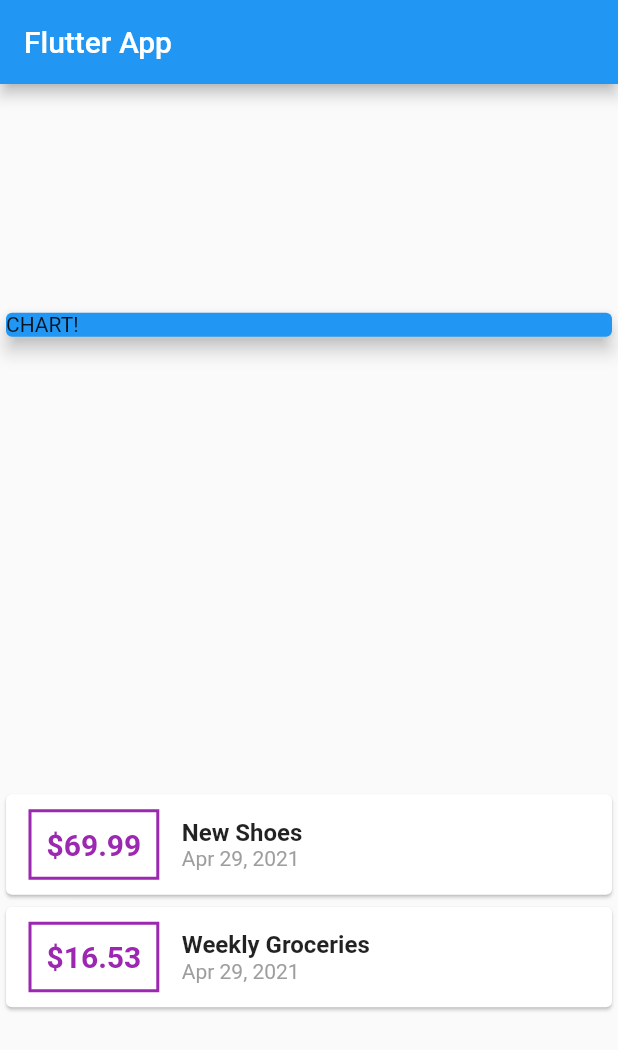
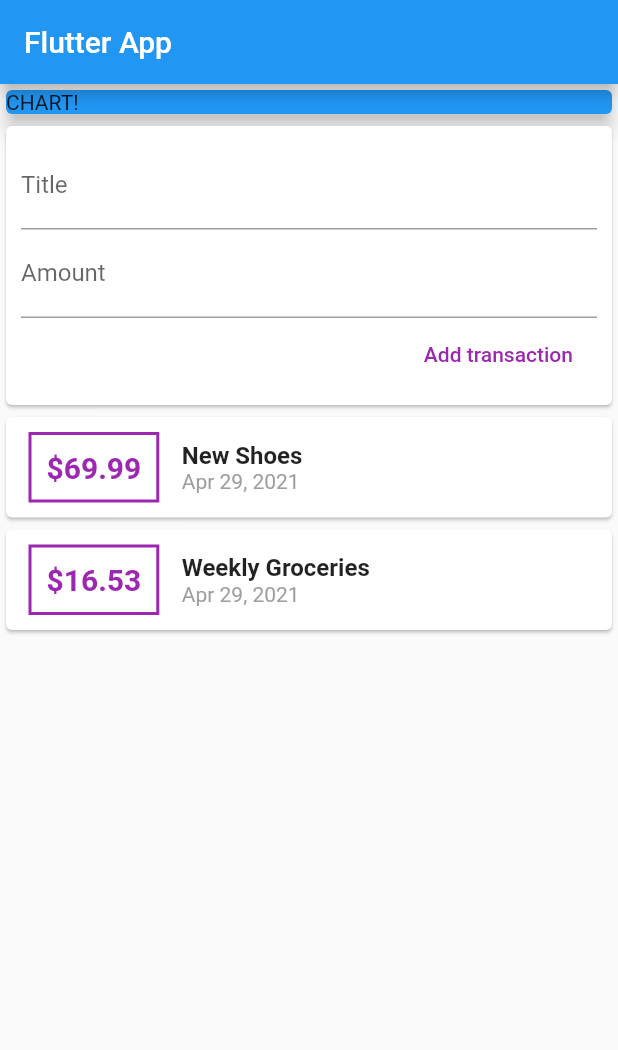
Before and after one commit to xFlappy/expenses_app, a Flutter app: the screen it shows after launch, on a phone screen of 412 x 824 dp. Shown: the top 1050 px of the screen. Run offline on Flutter 3.47's test engine with Material 2 defaults, Android fonts, the phone set to English and light mode, and no system bars.

Commit message:
Transactions and order
Fatto ordine con i file e fatto in modo che si possono aggiungere le transazioni

```diff
--- a/lib/main.dart
+++ b/lib/main.dart
@@ -1,7 +1,7 @@
+import 'package:expenses_app/widgets/new_transaction.dart';
+import 'package:expenses_app/widgets/transaction_list.dart';
+import 'package:expenses_app/widgets/user_transactions.dart';
 import 'package:flutter/material.dart';
-import 'package:intl/intl.dart';
-
-import './transaction.dart';
 
 void main() => runApp(MyApp());
 
@@ -16,20 +16,10 @@ class MyApp extends StatelessWidget {
 }
 
 class MyHomePage extends StatelessWidget {
-  final List<Transaction> transactions = [
-    Transaction(
-      id: "t1",
-      title: "New Shoes",
-      amount: 69.99,
-      date: DateTime.now(),
-    ),
-    Transaction(
-      id: "t2",
-      title: "Weekly Groceries",
-      amount: 16.53,
-      date: DateTime.now(),
-    ),
-  ];
+  //String titleInput;
+  //String amountInput;
+  final titleController = TextEditingController();
+  final amountController = TextEditingController();
 
   @override
   Widget build(BuildContext context) {
@@ -38,7 +28,7 @@ class MyHomePage extends StatelessWidget {
         title: Text('Flutter App'),
       ),
       body: Column(
-        mainAxisAlignment: MainAxisAlignment.spaceAround,
+        // mainAxisAlignment: MainAxisAlignment.start,
         crossAxisAlignment: CrossAxisAlignment.stretch,
         children: <Widget>[
           Container(
@@ -49,55 +39,7 @@ class MyHomePage extends StatelessWidget {
               elevation: 5,
             ),
           ),
-          Column(
-            children: transactions.map((tx) {
-              return Card(
-                child: Row(
-                  children: <Widget>[
-                    Container(
-                      margin: EdgeInsets.symmetric(
-                        vertical: 10,
-                        horizontal: 15,
-                      ),
-                      decoration: BoxDecoration(
-                        border: Border.all(
-                          color: Colors.purple,
-                          width: 2,
-                        ),
-                      ),
-                      padding: EdgeInsets.all(10),
-                      child: Text(
-                        "\$${tx.amount}",
-                        style: TextStyle(
-                          fontWeight: FontWeight.bold,
-                          fontSize: 20,
-                          color: Colors.purple,
-                        ),
-                      ),
-                    ),
-                    Column(
-                      crossAxisAlignment: CrossAxisAlignment.start,
-                      children: <Widget>[
-                        Text(
-                          tx.title,
-                          style: TextStyle(
-                            fontSize: 16,
-                            fontWeight: FontWeight.bold,
-                          ),
-                        ),
-                        Text(
-                          DateFormat.yMMMd().format(tx.date),
-                          style: TextStyle(
-                            color: Colors.grey,
-                          ),
-                        ),
-                      ],
-                    ),
-                  ],
-                ),
-              );
-            }).toList(),
-          ),
+          UserTransactions(),
         ],
       ),
     );
--- /dev/null
+++ b/lib/widgets/new_transaction.dart
@@ -0,0 +1,45 @@
+import 'package:flutter/material.dart';
+
+class NewTransaction extends StatelessWidget {
+  final titleController = TextEditingController();
+  final amountController = TextEditingController();
+  final Function addTx;
+
+  NewTransaction(this.addTx);
+
+  @override
+  Widget build(BuildContext context) {
+    return Card(
+      child: Container(
+        padding: EdgeInsets.all(10),
+        child: Column(
+          crossAxisAlignment: CrossAxisAlignment.end,
+          children: <Widget>[
+            TextField(
+              decoration: InputDecoration(labelText: "Title"),
+              controller: titleController,
+              //onChanged: (value) {
+              //  titleInput = value;
+              //},
+            ),
+            TextField(
+              decoration: InputDecoration(labelText: "Amount"),
+              controller: amountController,
+              //onChanged: (val) => amountInput = val,
+            ),
+            FlatButton(
+              onPressed: () {
+                addTx(
+                  titleController.text,
+                  double.parse(amountController.text),
+                );
+              },
+              child: Text("Add transaction"),
+              textColor: Colors.purple,
+            )
+          ],
+        ),
+      ),
+    );
+  }
+}
--- /dev/null
+++ b/lib/widgets/transaction_list.dart
@@ -0,0 +1,63 @@
+import 'package:flutter/material.dart';
+import 'package:intl/intl.dart';
+
+import '../models/transaction.dart';
+
+class TransactionList extends StatelessWidget {
+  final List<Transaction> transactions;
+
+  TransactionList(this.transactions);
+
+  @override
+  Widget build(BuildContext context) {
+    return Column(
+      children: transactions.map((tx) {
+        return Card(
+          child: Row(
+            children: <Widget>[
+              Container(
+                margin: EdgeInsets.symmetric(
+                  vertical: 10,
+                  horizontal: 15,
+                ),
+                decoration: BoxDecoration(
+                  border: Border.all(
+                    color: Colors.purple,
+                    width: 2,
+                  ),
+                ),
+                padding: EdgeInsets.all(10),
+                child: Text(
+                  "\$${tx.amount}",
+                  style: TextStyle(
+                    fontWeight: FontWeight.bold,
+                    fontSize: 20,
+                    color: Colors.purple,
+                  ),
+                ),
+              ),
+              Column(
+                crossAxisAlignment: CrossAxisAlignment.start,
+                children: <Widget>[
+                  Text(
+                    tx.title,
+                    style: TextStyle(
+                      fontSize: 16,
+                      fontWeight: FontWeight.bold,
+                    ),
+                  ),
+                  Text(
+                    DateFormat.yMMMd().format(tx.date),
+                    style: TextStyle(
+                      color: Colors.grey,
+                    ),
+                  ),
+                ],
+              ),
+            ],
+          ),
+        );
+      }).toList(),
+    );
+  }
+}
--- /dev/null
+++ b/lib/widgets/user_transactions.dart
@@ -0,0 +1,50 @@
+import 'package:flutter/material.dart';
+
+import './new_transaction.dart';
+import './transaction_list.dart';
+import '../models/transaction.dart';
+
+class UserTransactions extends StatefulWidget {
+  @override
+  _UserTransactionsState createState() => _UserTransactionsState();
+}
+
+class _UserTransactionsState extends State<UserTransactions> {
+  final List<Transaction> _userTransactions = [
+    Transaction(
+      id: "t1",
+      title: "New Shoes",
+      amount: 69.99,
+      date: DateTime.now(),
+    ),
+    Transaction(
+      id: "t2",
+      title: "Weekly Groceries",
+      amount: 16.53,
+      date: DateTime.now(),
+    ),
+  ];
+
+  void _addNewTransaction(String txTitle, double txAmount) {
+    final newTx = Transaction(
+      id: DateTime.now().toString(),
+      title: txTitle,
+      amount: txAmount,
+      date: DateTime.now(),
+    );
+
+    setState(() {
+      _userTransactions.add(newTx);
+    });
+  }
+
+  @override
+  Widget build(BuildContext context) {
+    return Column(
+      children: <Widget>[
+        NewTransaction(_addNewTransaction),
+        TransactionList(_userTransactions),
+      ],
+    );
+  }
+}
```
Also changed, not shown: lib/models/transaction.dart (renamed from lib/transaction.dart).
